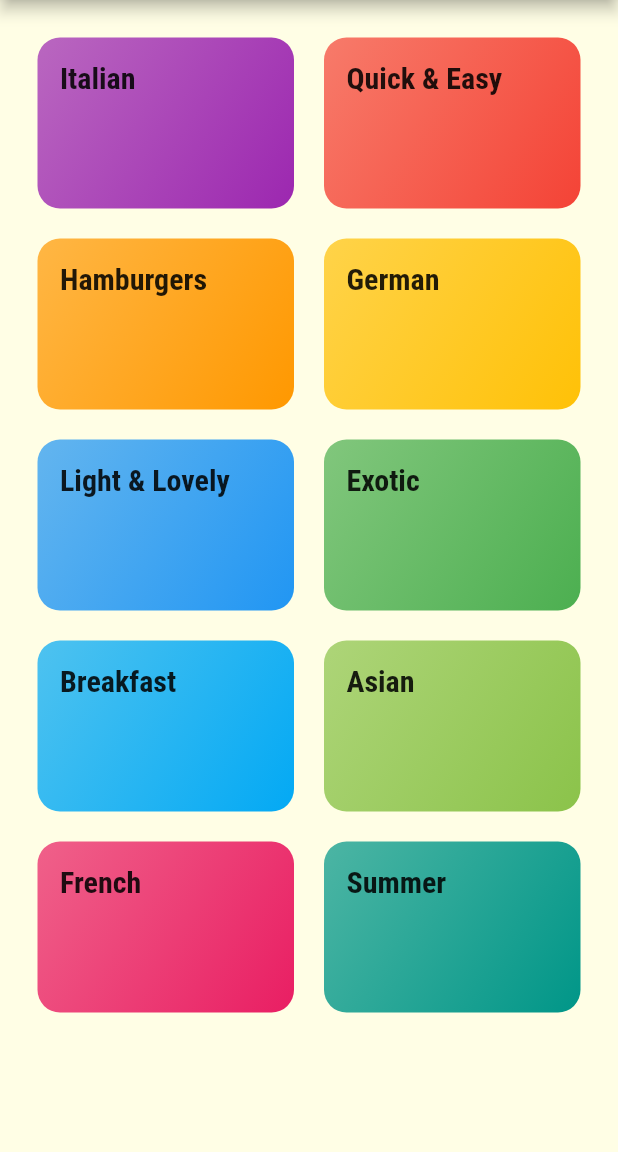
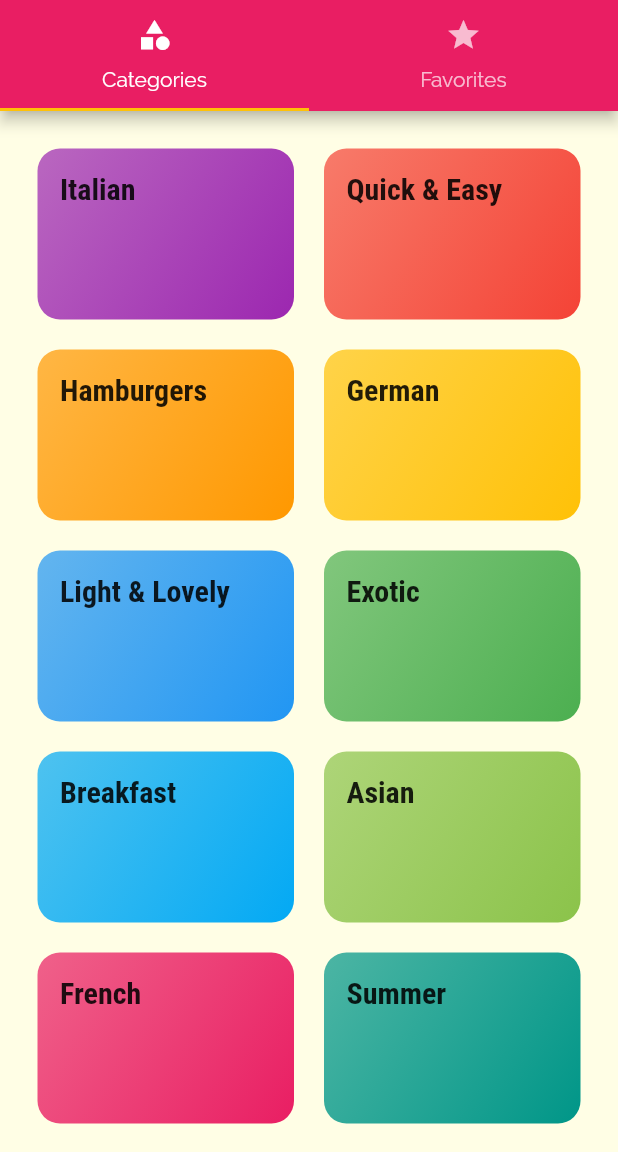
Before and after one commit to mramirid/delimeals, a Flutter app: the screen it shows after launch, on a phone screen of 412 x 824 dp, the part 84-1236 px from its top. Run offline on Flutter 3.47's test engine with Material 2 defaults, Android fonts, the phone set to English and light mode, and no system bars.

Commit message:
Tab bar: DefaultTabController, TabBar, Tab & TabBarView widgets

```diff
--- a/lib/main.dart
+++ b/lib/main.dart
@@ -1,8 +1,8 @@
 import 'package:flutter/material.dart';
 
-import 'pages/categories_page.dart';
 import 'pages/category_meals_page.dart';
 import 'pages/meal_detail_page.dart';
+import 'pages/tabs_page.dart';
 
 void main() => runApp(MyApp());
 
@@ -27,12 +27,12 @@ class MyApp extends StatelessWidget {
             ),
       ),
       routes: {
-        '/': (_) => CategoriesPage(),
+        '/': (_) => TabsPage(),
         CategoryMealsPage.routeName: (_) => CategoryMealsPage(),
         MealDetailPage.routeName: (_) => MealDetailPage(),
       },
       onUnknownRoute: (settings) {
-        return MaterialPageRoute(builder: (_) => CategoriesPage());
+        return MaterialPageRoute(builder: (_) => TabsPage());
       },
     );
   }
--- a/lib/pages/categories_page.dart
+++ /dev/null
@@ -1,27 +0,0 @@
-import 'package:flutter/material.dart';
-
-import '../data/dummy_data.dart';
-import '../widgets/category_item.dart';
-
-class CategoriesPage extends StatelessWidget {
-  @override
-  Widget build(BuildContext context) {
-    return Scaffold(
-      appBar: AppBar(
-        title: const Text('DeliMeals'),
-      ),
-      body: GridView(
-        padding: const EdgeInsets.all(25),
-        gridDelegate: const SliverGridDelegateWithMaxCrossAxisExtent(
-          maxCrossAxisExtent: 200,
-          childAspectRatio: 3 / 2,
-          crossAxisSpacing: 20,
-          mainAxisSpacing: 20,
-        ),
-        children: dummyCategoriesList.map((category) {
-          return CategoryItem(category.id, category.title, category.color);
-        }).toList(),
-      ),
-    );
-  }
-}
--- /dev/null
+++ b/lib/pages/tabs_page.dart
@@ -0,0 +1,36 @@
+import 'package:flutter/material.dart';
+
+import '../widgets/categories_screen.dart';
+import '../widgets/favorites_screen.dart';
+
+class TabsPage extends StatelessWidget {
+  @override
+  Widget build(BuildContext context) {
+    return DefaultTabController(
+      length: 2,
+      child: Scaffold(
+        appBar: AppBar(
+          title: const Text('DeliMeals'),
+          bottom: const TabBar(
+            tabs: [
+              Tab(
+                icon: Icon(Icons.category),
+                text: 'Categories',
+              ),
+              Tab(
+                icon: Icon(Icons.star),
+                text: 'Favorites',
+              ),
+            ],
+          ),
+        ),
+        body: TabBarView(
+          children: [
+            CategoriesScreen(),
+            FavoritesScreen(),
+          ],
+        ),
+      ),
+    );
+  }
+}
--- /dev/null
+++ b/lib/widgets/categories_screen.dart
@@ -0,0 +1,22 @@
+import 'package:flutter/material.dart';
+
+import '../data/dummy_data.dart';
+import 'category_item.dart';
+
+class CategoriesScreen extends StatelessWidget {
+  @override
+  Widget build(BuildContext context) {
+    return GridView(
+      padding: const EdgeInsets.all(25),
+      gridDelegate: const SliverGridDelegateWithMaxCrossAxisExtent(
+        maxCrossAxisExtent: 200,
+        childAspectRatio: 3 / 2,
+        crossAxisSpacing: 20,
+        mainAxisSpacing: 20,
+      ),
+      children: dummyCategoriesList.map((category) {
+        return CategoryItem(category.id, category.title, category.color);
+      }).toList(),
+    );
+  }
+}
--- /dev/null
+++ b/lib/widgets/favorites_screen.dart
@@ -0,0 +1,10 @@
+import 'package:flutter/material.dart';
+
+class FavoritesScreen extends StatelessWidget {
+  @override
+  Widget build(BuildContext context) {
+    return const Center(
+      child: Text('The favorites'),
+    );
+  }
+}
```
